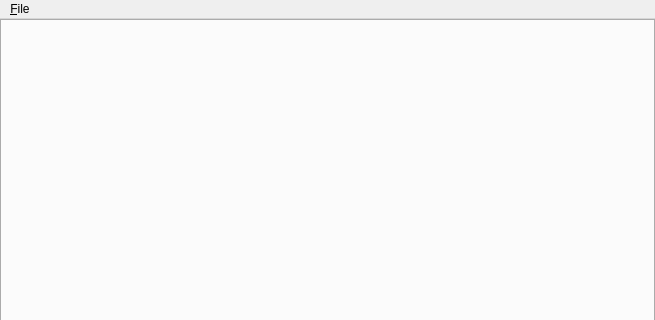
This is src/mainwindow.ui in fougue/mayo as Qt 5 draws it before an edit; both pictures show x 0 to 655 and y 0 to 320 of the 655 by 627 pixel window. The edited form follows.
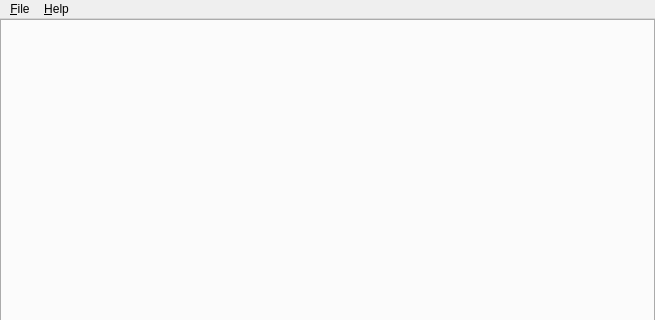
This is the edited form.

Commit message: Add an "Help" menu

Patch:
```diff
--- a/src/mainwindow.ui
+++ b/src/mainwindow.ui
@@ -59,7 +59,16 @@
     <addaction name="separator"/>
     <addaction name="actionQuit"/>
    </widget>
+   <widget class="QMenu" name="menu_Help">
+    <property name="title">
+     <string>&amp;Help</string>
+    </property>
+    <addaction name="actionReportBug"/>
+    <addaction name="separator"/>
+    <addaction name="actionAboutMayo"/>
+   </widget>
    <addaction name="menu_File"/>
+   <addaction name="menu_Help"/>
   </widget>
   <widget class="QStatusBar" name="statusBar"/>
   <action name="actionNewDoc">
```
Left out of the diff: 10 changed lines with no effect on the pictures. The commit also changes 8 other files.
